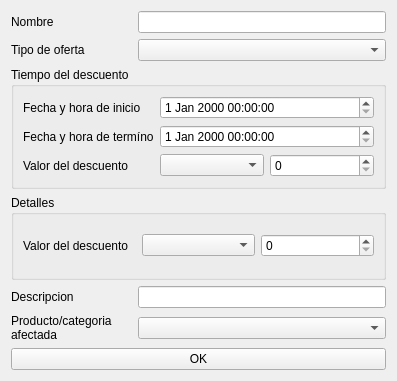
Before: the Qt Designer form ui/modify_discount.ui in Matiti061/TecnoPC, drawn with Qt 5.
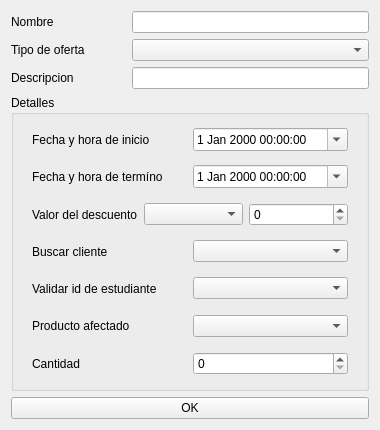
After: the same form once the commit is applied.

Commit message: feat: crud of discount completed

Diff of the .ui file:
```diff
--- a/ui/modify_discount.ui
+++ b/ui/modify_discount.ui
@@ -6,132 +6,263 @@
    <rect>
     <x>0</x>
     <y>0</y>
-    <width>397</width>
-    <height>381</height>
+    <width>380</width>
+    <height>430</height>
    </rect>
   </property>
   <property name="windowTitle">
    <string>Agregar/Editar Descuento</string>
   </property>
   <layout class="QGridLayout" name="gridLayout">
-   <item row="3" column="0" colspan="3">
-    <widget class="QGroupBox" name="time_groupbox">
-     <property name="title">
-      <string>Tiempo del descuento</string>
-     </property>
-     <layout class="QGridLayout" name="gridLayout_3">
-      <item row="1" column="0">
-       <widget class="QLabel" name="label_5">
-        <property name="text">
-         <string>Fecha y hora de inicio</string>
-        </property>
-       </widget>
-      </item>
-      <item row="2" column="1" colspan="2">
-       <widget class="QDateTimeEdit" name="end_dateTime"/>
-      </item>
-      <item row="2" column="0">
-       <widget class="QLabel" name="label_6">
-        <property name="text">
-         <string>Fecha y hora de termíno</string>
-        </property>
-       </widget>
-      </item>
-      <item row="1" column="1" colspan="2">
-       <widget class="QDateTimeEdit" name="start_dateTime"/>
-      </item>
-      <item row="3" column="0">
-       <widget class="QLabel" name="label_8">
-        <property name="text">
-         <string>Valor del descuento</string>
-        </property>
-       </widget>
-      </item>
-      <item row="3" column="1">
-       <widget class="QComboBox" name="time_combo"/>
-      </item>
-      <item row="3" column="2">
-       <widget class="QSpinBox" name="time_spinbox"/>
-      </item>
-     </layout>
-    </widget>
-   </item>
-   <item row="0" column="0">
-    <widget class="QLabel" name="label">
-     <property name="text">
-      <string>Nombre</string>
-     </property>
-    </widget>
-   </item>
-   <item row="5" column="0">
+   <item row="2" column="0">
     <widget class="QLabel" name="label_3">
      <property name="text">
       <string>Descripcion</string>
      </property>
     </widget>
    </item>
+   <item row="3" column="0" colspan="3">
+    <widget class="QGroupBox" name="details_groupbox">
+     <property name="title">
+      <string>Detalles</string>
+     </property>
+     <layout class="QGridLayout" name="gridLayout_3">
+      <item row="6" column="0" colspan="2">
+       <widget class="QWidget" name="value_discount_widget" native="true">
+        <layout class="QHBoxLayout" name="value_discount_hl">
+         <property name="topMargin">
+          <number>4</number>
+         </property>
+         <property name="bottomMargin">
+          <number>4</number>
+         </property>
+         <item>
+          <widget class="QLabel" name="label_8">
+           <property name="text">
+            <string>Valor del descuento</string>
+           </property>
+          </widget>
+         </item>
+         <item>
+          <widget class="QComboBox" name="type_disc_combo">
+           <property name="baseSize">
+            <size>
+             <width>16</width>
+             <height>16</height>
+            </size>
+           </property>
+          </widget>
+         </item>
+         <item>
+          <widget class="QSpinBox" name="value_disc_spinbox"/>
+         </item>
+        </layout>
+       </widget>
+      </item>
+      <item row="8" column="0" colspan="2">
+       <widget class="QWidget" name="student_widget" native="true">
+        <layout class="QHBoxLayout" name="horizontalLayout">
+         <property name="leftMargin">
+          <number>9</number>
+         </property>
+         <property name="topMargin">
+          <number>4</number>
+         </property>
+         <property name="rightMargin">
+          <number>9</number>
+         </property>
+         <property name="bottomMargin">
+          <number>4</number>
+         </property>
+         <item>
+          <widget class="QLabel" name="label_9">
+           <property name="text">
+            <string>Validar id de estudiante</string>
+           </property>
+          </widget>
+         </item>
+         <item>
+          <widget class="QComboBox" name="student_combo"/>
+         </item>
+        </layout>
+       </widget>
+      </item>
+      <item row="9" column="0" colspan="2">
+       <widget class="QWidget" name="item_affected_widget" native="true">
+        <layout class="QHBoxLayout" name="horizontalLayout_4">
+         <property name="leftMargin">
+          <number>9</number>
+         </property>
+         <property name="topMargin">
+          <number>4</number>
+         </property>
+         <property name="rightMargin">
+          <number>9</number>
+         </property>
+         <property name="bottomMargin">
+          <number>4</number>
+         </property>
+         <item>
+          <widget class="QLabel" name="label_7">
+           <property name="text">
+            <string>Producto afectado</string>
+           </property>
+           <property name="wordWrap">
+            <bool>true</bool>
+           </property>
+          </widget>
+         </item>
+         <item>
+          <widget class="QComboBox" name="affected_combo"/>
+         </item>
+        </layout>
+       </widget>
+      </item>
+      <item row="3" column="0" colspan="2">
+       <widget class="QWidget" name="start_time_widget" native="true">
+        <layout class="QGridLayout" name="time_grid">
+         <property name="topMargin">
+          <number>4</number>
+         </property>
+         <property name="bottomMargin">
+          <number>4</number>
+         </property>
+         <item row="0" column="0">
+          <widget class="QLabel" name="label_5">
+           <property name="text">
+            <string>Fecha y hora de inicio</string>
+           </property>
+          </widget>
+         </item>
+         <item row="0" column="1">
+          <widget class="QDateTimeEdit" name="start_dateTime">
+           <property name="calendarPopup">
+            <bool>true</bool>
+           </property>
+          </widget>
+         </item>
+        </layout>
+       </widget>
+      </item>
+      <item row="7" column="0" colspan="2">
+       <widget class="QWidget" name="client_selection_widget" native="true">
+        <layout class="QHBoxLayout" name="horizontalLayout_2">
+         <property name="topMargin">
+          <number>4</number>
+         </property>
+         <property name="bottomMargin">
+          <number>4</number>
+         </property>
+         <item>
+          <widget class="QLabel" name="label_4">
+           <property name="text">
+            <string>Buscar cliente</string>
+           </property>
+          </widget>
+         </item>
+         <item>
+          <widget class="QComboBox" name="client_combo"/>
+         </item>
+        </layout>
+       </widget>
+      </item>
+      <item row="5" column="0" colspan="2">
+       <widget class="QWidget" name="end_time_widget" native="true">
+        <layout class="QHBoxLayout" name="horizontalLayout_3">
+         <property name="leftMargin">
+          <number>9</number>
+         </property>
+         <property name="topMargin">
+          <number>4</number>
+         </property>
+         <property name="rightMargin">
+          <number>9</number>
+         </property>
+         <property name="bottomMargin">
+          <number>4</number>
+         </property>
+         <item>
+          <widget class="QLabel" name="label_6">
+           <property name="text">
+            <string>Fecha y hora de termíno</string>
+           </property>
+          </widget>
+         </item>
+         <item>
+          <widget class="QDateTimeEdit" name="end_dateTime">
+           <property name="calendarPopup">
+            <bool>true</bool>
+           </property>
+          </widget>
+         </item>
+        </layout>
+       </widget>
+      </item>
+      <item row="10" column="0" colspan="2">
+       <widget class="QWidget" name="quantity_widget" native="true">
+        <layout class="QHBoxLayout" name="quantity_l">
+         <property name="leftMargin">
+          <number>9</number>
+         </property>
+         <property name="topMargin">
+          <number>4</number>
+         </property>
+         <property name="rightMargin">
+          <number>9</number>
+         </property>
+         <property name="bottomMargin">
+          <number>4</number>
+         </property>
+         <item>
+          <widget class="QLabel" name="label_10">
+           <property name="text">
+            <string>Cantidad</string>
+           </property>
+          </widget>
+         </item>
+         <item>
+          <widget class="QSpinBox" name="quantity_spinbox">
+           <property name="maximum">
+            <number>10</number>
+           </property>
+          </widget>
+         </item>
+        </layout>
+       </widget>
+      </item>
+     </layout>
+    </widget>
+   </item>
    <item row="1" column="1" colspan="2">
     <widget class="QComboBox" name="type_combo"/>
    </item>
-   <item row="5" column="1" colspan="2">
-    <widget class="QLineEdit" name="desc_input"/>
-   </item>
-   <item row="1" column="0">
-    <widget class="QLabel" name="label_2">
-     <property name="text">
-      <string>Tipo de oferta</string>
-     </property>
-    </widget>
-   </item>
    <item row="0" column="1" colspan="2">
     <widget class="QLineEdit" name="name_input"/>
    </item>
-   <item row="7" column="0" colspan="3">
+   <item row="8" column="0" colspan="3">
     <widget class="QPushButton" name="ok_button">
      <property name="text">
       <string>OK</string>
      </property>
     </widget>
    </item>
-   <item row="6" column="1" colspan="2">
-    <widget class="QComboBox" name="affected_combo"/>
-   </item>
-   <item row="6" column="0">
-    <widget class="QLabel" name="label_7">
+   <item row="0" column="0">
+    <widget class="QLabel" name="label">
      <property name="text">
-      <string>Producto/categoria afectada</string>
+      <string>Nombre</string>
      </property>
-     <property name="wordWrap">
-      <bool>true</bool>
-     </property>
     </widget>
    </item>
-   <item row="4" column="0" colspan="3">
-    <widget class="QGroupBox" name="details_groupbox">
-     <property name="title">
-      <string>Detalles</string>
+   <item row="1" column="0">
+    <widget class="QLabel" name="label_2">
+     <property name="text">
+      <string>Tipo de oferta</string>
      </property>
-     <layout class="QGridLayout" name="gridLayout_2">
-      <item row="2" column="0">
-       <layout class="QHBoxLayout" name="direct_discount_hl">
-        <item>
-         <widget class="QLabel" name="label_4">
-          <property name="text">
-           <string>Valor del descuento</string>
-          </property>
-         </widget>
-        </item>
-        <item>
-         <widget class="QComboBox" name="direct_combo"/>
-        </item>
-        <item>
-         <widget class="QSpinBox" name="direct_spinbox"/>
-        </item>
-       </layout>
-      </item>
-     </layout>
     </widget>
    </item>
+   <item row="2" column="1" colspan="2">
+    <widget class="QLineEdit" name="desc_input"/>
+   </item>
   </layout>
  </widget>
  <resources/>
```
The commit also changes 8 other files.
